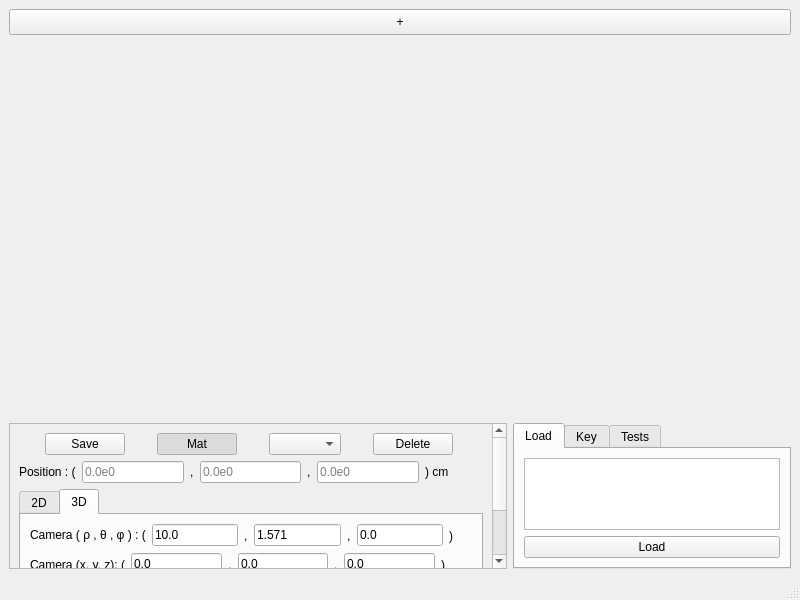
The window that src/mainwindow.ui (PenRed/GeometryViewer) describes before a commit, drawn with Qt 5.
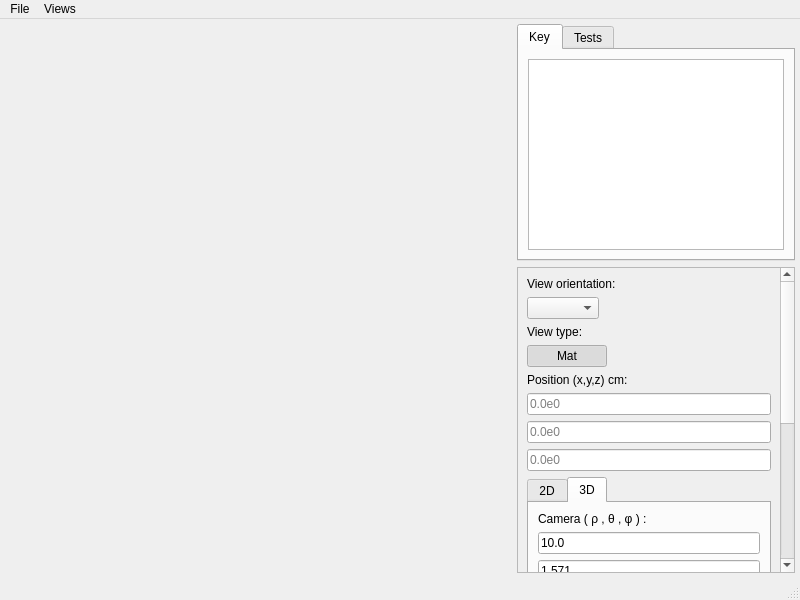
The same window after the commit. The open tabs and pages were chosen to show the change. Custom widgets are drawn as their Qt base class.

Diff of the .ui file:
```diff
--- a/src/mainwindow.ui
+++ b/src/mainwindow.ui
@@ -32,30 +32,38 @@
    <property name="autoFillBackground">
     <bool>true</bool>
    </property>
-   <layout class="QVBoxLayout" name="verticalLayout_2" stretch="1,20">
-    <item>
-     <widget class="QPushButton" name="createViewerButton">
-      <property name="sizePolicy">
-       <sizepolicy hsizetype="Minimum" vsizetype="Minimum">
-        <horstretch>0</horstretch>
-        <verstretch>0</verstretch>
-       </sizepolicy>
-      </property>
-      <property name="minimumSize">
-       <size>
-        <width>10</width>
-        <height>10</height>
-       </size>
-      </property>
-      <property name="text">
-       <string>+</string>
-      </property>
-     </widget>
-    </item>
+   <layout class="QHBoxLayout" name="horizontalLayout" stretch="20,1">
+    <property name="leftMargin">
+     <number>5</number>
+    </property>
+    <property name="topMargin">
+     <number>5</number>
+    </property>
+    <property name="rightMargin">
+     <number>5</number>
+    </property>
+    <property name="bottomMargin">
+     <number>5</number>
+    </property>
     <item>
-     <layout class="QVBoxLayout" name="verticalLayout" stretch="15,5">
+     <layout class="QVBoxLayout" name="verticalLayout_9" stretch="1">
+      <property name="spacing">
+       <number>5</number>
+      </property>
+      <property name="leftMargin">
+       <number>0</number>
+      </property>
+      <property name="topMargin">
+       <number>0</number>
+      </property>
+      <property name="rightMargin">
+       <number>0</number>
+      </property>
       <item>
        <layout class="QHBoxLayout" name="horizontalLayout_images" stretch="0,0">
+        <property name="spacing">
+         <number>4</number>
+        </property>
         <item>
          <spacer name="horizontalSpacer_left">
           <property name="orientation">
@@ -63,7 +71,7 @@
           </property>
           <property name="sizeHint" stdset="0">
            <size>
-            <width>40</width>
+            <width>20</width>
             <height>20</height>
            </size>
           </property>
@@ -76,7 +84,7 @@
           </property>
           <property name="sizeHint" stdset="0">
            <size>
-            <width>40</width>
+            <width>20</width>
             <height>20</height>
            </size>
           </property>
@@ -84,8 +92,85 @@
         </item>
        </layout>
       </item>
+     </layout>
+    </item>
       <item>
-       <layout class="QHBoxLayout" name="horizontalLayoutParameters" stretch="0,0">
+     <layout class="QVBoxLayout" name="verticalLayout_8" stretch="0,0">
+      <property name="sizeConstraint">
+       <enum>QLayout::SetDefaultConstraint</enum>
+      </property>
+      <item>
+       <widget class="QTabWidget" name="tabWidget">
+        <property name="sizePolicy">
+         <sizepolicy hsizetype="MinimumExpanding" vsizetype="Expanding">
+          <horstretch>0</horstretch>
+          <verstretch>0</verstretch>
+         </sizepolicy>
+        </property>
+        <property name="currentIndex">
+         <number>0</number>
+        </property>
+        <widget class="QWidget" name="keyTab">
+         <property name="sizePolicy">
+          <sizepolicy hsizetype="MinimumExpanding" vsizetype="Preferred">
+           <horstretch>0</horstretch>
+           <verstretch>0</verstretch>
+          </sizepolicy>
+         </property>
+         <attribute name="title">
+          <string>Key</string>
+         </attribute>
+         <layout class="QHBoxLayout" name="horizontalLayout_2">
+          <item>
+           <widget class="QTextEdit" name="keyText">
+            <property name="sizePolicy">
+             <sizepolicy hsizetype="MinimumExpanding" vsizetype="Expanding">
+              <horstretch>0</horstretch>
+              <verstretch>0</verstretch>
+             </sizepolicy>
+            </property>
+            <property name="readOnly">
+             <bool>true</bool>
+            </property>
+           </widget>
+          </item>
+         </layout>
+        </widget>
+        <widget class="QWidget" name="tab">
+         <property name="sizePolicy">
+          <sizepolicy hsizetype="MinimumExpanding" vsizetype="Preferred">
+           <horstretch>0</horstretch>
+           <verstretch>0</verstretch>
+          </sizepolicy>
+         </property>
+         <attribute name="title">
+          <string>Tests</string>
+         </attribute>
+         <layout class="QVBoxLayout" name="verticalLayout_5">
+          <item>
+           <widget class="QTextEdit" name="testOutput">
+            <property name="sizePolicy">
+             <sizepolicy hsizetype="MinimumExpanding" vsizetype="Expanding">
+              <horstretch>0</horstretch>
+              <verstretch>0</verstretch>
+             </sizepolicy>
+            </property>
+            <property name="readOnly">
+             <bool>true</bool>
+            </property>
+           </widget>
+          </item>
+          <item>
+           <widget class="QPushButton" name="testButton">
+            <property name="text">
+             <string>Test</string>
+            </property>
+           </widget>
+          </item>
+         </layout>
+        </widget>
+       </widget>
+      </item>
         <item>
          <widget class="QScrollArea" name="viewerParameters">
           <property name="sizePolicy">
@@ -101,27 +186,50 @@
            <property name="geometry">
             <rect>
              <x>0</x>
-             <y>0</y>
-             <width>475</width>
-             <height>298</height>
+           <y>-120</y>
+           <width>262</width>
+           <height>767</height>
             </rect>
            </property>
            <layout class="QVBoxLayout" name="verticalLayout_3">
             <item>
-             <layout class="QHBoxLayout" name="VisualizationLayout">
+           <layout class="QVBoxLayout" name="verticalLayout">
               <property name="sizeConstraint">
                <enum>QLayout::SetDefaultConstraint</enum>
               </property>
               <item>
-               <widget class="QPushButton" name="saveButton">
+             <widget class="QLabel" name="label_2">
+              <property name="sizePolicy">
+               <sizepolicy hsizetype="Preferred" vsizetype="Preferred">
+                <horstretch>0</horstretch>
+                <verstretch>0</verstretch>
+               </sizepolicy>
+              </property>
+              <property name="text">
+               <string>View orientation:</string>
+              </property>
+              <property name="margin">
+               <number>3</number>
+              </property>
+             </widget>
+            </item>
+            <item>
+             <widget class="QComboBox" name="perspectiveSelector">
                 <property name="sizePolicy">
                  <sizepolicy hsizetype="Maximum" vsizetype="Fixed">
                   <horstretch>0</horstretch>
                   <verstretch>0</verstretch>
                  </sizepolicy>
                 </property>
+             </widget>
+            </item>
+            <item>
+             <widget class="QLabel" name="label_3">
                 <property name="text">
-                 <string>Save</string>
+               <string>View type:</string>
+              </property>
+              <property name="margin">
+               <number>3</number>
                 </property>
                </widget>
               </item>
@@ -144,37 +252,14 @@
                 </property>
                </widget>
               </item>
-              <item>
-               <widget class="QComboBox" name="perspectiveSelector">
-                <property name="sizePolicy">
-                 <sizepolicy hsizetype="Maximum" vsizetype="Fixed">
-                  <horstretch>0</horstretch>
-                  <verstretch>0</verstretch>
-                 </sizepolicy>
-                </property>
-               </widget>
-              </item>
-              <item>
-               <widget class="QPushButton" name="deleteButton">
-                <property name="sizePolicy">
-                 <sizepolicy hsizetype="Maximum" vsizetype="Fixed">
-                  <horstretch>0</horstretch>
-                  <verstretch>0</verstretch>
-                 </sizepolicy>
-                </property>
-                <property name="text">
-                 <string>Delete</string>
-                </property>
-               </widget>
-              </item>
              </layout>
             </item>
             <item>
-             <layout class="QHBoxLayout" name="PositionLayout" stretch="0,0,0,0,0,0,0,0">
+           <layout class="QVBoxLayout" name="verticalLayout_2" stretch="0,0,0,0">
               <item>
                <widget class="QLabel" name="label">
                 <property name="text">
-                 <string>Position : (</string>
+               <string>Position (x,y,z) cm:</string>
                 </property>
                 <property name="margin">
                  <number>6</number>
@@ -183,59 +268,43 @@
               </item>
               <item>
                <widget class="QLineEdit" name="Xedit">
+              <property name="sizePolicy">
+               <sizepolicy hsizetype="MinimumExpanding" vsizetype="Fixed">
+                <horstretch>0</horstretch>
+                <verstretch>0</verstretch>
+               </sizepolicy>
+              </property>
                 <property name="placeholderText">
                  <string>0.0e0</string>
                 </property>
                </widget>
               </item>
-              <item>
-               <widget class="QLabel" name="label_2">
-                <property name="text">
-                 <string>,</string>
-                </property>
-               </widget>
-              </item>
               <item>
                <widget class="QLineEdit" name="Yedit">
+              <property name="sizePolicy">
+               <sizepolicy hsizetype="MinimumExpanding" vsizetype="Fixed">
+                <horstretch>0</horstretch>
+                <verstretch>0</verstretch>
+               </sizepolicy>
+              </property>
                 <property name="placeholderText">
                  <string>0.0e0</string>
                 </property>
                </widget>
               </item>
-              <item>
-               <widget class="QLabel" name="label_3">
-                <property name="text">
-                 <string>,</string>
-                </property>
-               </widget>
-              </item>
               <item>
                <widget class="QLineEdit" name="Zedit">
+              <property name="sizePolicy">
+               <sizepolicy hsizetype="MinimumExpanding" vsizetype="Fixed">
+                <horstretch>0</horstretch>
+                <verstretch>0</verstretch>
+               </sizepolicy>
+              </property>
                 <property name="placeholderText">
                  <string>0.0e0</string>
                 </property>
                </widget>
               </item>
-              <item>
-               <widget class="QLabel" name="label_4">
-                <property name="text">
-                 <string>) cm</string>
-                </property>
-               </widget>
-              </item>
-              <item>
-               <spacer name="horizontalSpacer_2">
-                <property name="orientation">
-                 <enum>Qt::Horizontal</enum>
-                </property>
-                <property name="sizeHint" stdset="0">
-                 <size>
-                  <width>40</width>
-                  <height>20</height>
-                 </size>
-                </property>
-               </spacer>
-              </item>
              </layout>
             </item>
             <item>
@@ -244,16 +313,22 @@
                <number>0</number>
               </property>
               <widget class="QWidget" name="tab2D">
+             <property name="sizePolicy">
+              <sizepolicy hsizetype="MinimumExpanding" vsizetype="Minimum">
+               <horstretch>0</horstretch>
+               <verstretch>0</verstretch>
+              </sizepolicy>
+             </property>
                <attribute name="title">
                 <string>2D</string>
                </attribute>
                <layout class="QVBoxLayout" name="verticalLayout_6">
                 <item>
-                 <layout class="QHBoxLayout" name="ResolutionLayout" stretch="0,0,0,0,0,0">
+               <layout class="QVBoxLayout" name="verticalLayout_12" stretch="0,0,0,0,0,0">
                   <property name="sizeConstraint">
                    <enum>QLayout::SetDefaultConstraint</enum>
                   </property>
-                  <item alignment="Qt::AlignLeft">
+                <item>
                    <widget class="QLabel" name="label_5">
                     <property name="sizePolicy">
                      <sizepolicy hsizetype="Maximum" vsizetype="Preferred">
@@ -262,14 +337,14 @@
                      </sizepolicy>
                     </property>
                     <property name="text">
-                     <string>Resolution : (</string>
+                   <string>Resolution (pixels) :</string>
                     </property>
                     <property name="margin">
                      <number>5</number>
                     </property>
                    </widget>
                   </item>
-                  <item alignment="Qt::AlignLeft">
+                <item>
                    <widget class="QSpinBox" name="resolutionEditX">
                     <property name="sizePolicy">
                      <sizepolicy hsizetype="Preferred" vsizetype="Fixed">
@@ -288,13 +363,6 @@
                     </property>
                    </widget>
                   </item>
-                  <item>
-                   <widget class="QLabel" name="label_7">
-                    <property name="text">
-                     <string>,</string>
-                    </property>
-                   </widget>
-                  </item>
                   <item>
                    <widget class="QSpinBox" name="resolutionEditY">
                     <property name="minimum">
@@ -309,30 +377,6 @@
                    </widget>
                   </item>
                   <item>
-                   <widget class="QLabel" name="label_8">
-                    <property name="text">
-                     <string>) pixels</string>
-                    </property>
-                   </widget>
-                  </item>
-                  <item>
-                   <spacer name="horizontalSpacer">
-                    <property name="orientation">
-                     <enum>Qt::Horizontal</enum>
-                    </property>
-                    <property name="sizeHint" stdset="0">
-                     <size>
-                      <width>40</width>
-                      <height>20</height>
-                     </size>
-                    </property>
-                   </spacer>
-                  </item>
-                 </layout>
-                </item>
-                <item>
-                 <layout class="QHBoxLayout" name="PixelSizeLayout">
-                  <item>
                    <widget class="QLabel" name="label_6">
                     <property name="sizePolicy">
                      <sizepolicy hsizetype="Maximum" vsizetype="Preferred">
@@ -341,7 +385,7 @@
                      </sizepolicy>
                     </property>
                     <property name="text">
-                     <string>Pixel Size: </string>
+                   <string> Pixel Size (cm): </string>
                     </property>
                     <property name="margin">
                      <number>5</number>
@@ -377,21 +421,14 @@
                    </widget>
                   </item>
                   <item>
-                   <widget class="QLabel" name="label_9">
-                    <property name="text">
-                     <string>cm</string>
-                    </property>
-                   </widget>
-                  </item>
-                  <item>
-                   <spacer name="horizontalSpacer_3">
+                 <spacer name="verticalSpacer">
                     <property name="orientation">
-                     <enum>Qt::Horizontal</enum>
+                   <enum>Qt::Vertical</enum>
                     </property>
                     <property name="sizeHint" stdset="0">
                      <size>
-                      <width>40</width>
-                      <height>20</height>
+                    <width>20</width>
+                    <height>40</height>
                      </size>
                     </property>
                    </spacer>
@@ -406,11 +443,11 @@
                </attribute>
                <layout class="QVBoxLayout" name="verticalLayout_7">
                 <item>
-                 <layout class="QHBoxLayout" name="spherical3DLayout">
+               <layout class="QVBoxLayout" name="verticalLayout_10">
                   <item>
                    <widget class="QLabel" name="label_19">
                     <property name="text">
-                     <string>&lt;html&gt;&lt;head/&gt;&lt;body&gt;&lt;p&gt;Camera ( ρ , θ , φ ) : (&lt;/p&gt;&lt;/body&gt;&lt;/html&gt;</string>
+                   <string>&lt;html&gt;&lt;head/&gt;&lt;body&gt;&lt;p&gt;Camera ( ρ , θ , φ ) : &lt;/p&gt;&lt;/body&gt;&lt;/html&gt;</string>
                     </property>
                     <property name="margin">
                      <number>6</number>
@@ -427,13 +464,6 @@
                     </property>
                    </widget>
                   </item>
-                  <item>
-                   <widget class="QLabel" name="label_20">
-                    <property name="text">
-                     <string>,</string>
-                    </property>
-                   </widget>
-                  </item>
                   <item>
                    <widget class="QLineEdit" name="thetaEdit">
                     <property name="text">
@@ -441,13 +471,6 @@
                     </property>
                    </widget>
                   </item>
-                  <item>
-                   <widget class="QLabel" name="label_21">
-                    <property name="text">
-                     <string>,</string>
-                    </property>
-                   </widget>
-                  </item>
                   <item>
                    <widget class="QLineEdit" name="phiEdit">
                     <property name="text">
@@ -455,34 +478,14 @@
                     </property>
                    </widget>
                   </item>
-                  <item>
-                   <widget class="QLabel" name="label_22">
-                    <property name="text">
-                     <string>)</string>
-                    </property>
-                   </widget>
-                  </item>
-                  <item>
-                   <spacer name="horizontalSpacer_7">
-                    <property name="orientation">
-                     <enum>Qt::Horizontal</enum>
-                    </property>
-                    <property name="sizeHint" stdset="0">
-                     <size>
-                      <width>40</width>
-                      <height>20</height>
-                     </size>
-                    </property>
-                   </spacer>
-                  </item>
                  </layout>
                 </item>
                 <item>
-                 <layout class="QHBoxLayout" name="directionLayout">
+               <layout class="QVBoxLayout" name="verticalLayout_11">
                   <item>
                    <widget class="QLabel" name="label_10">
                     <property name="text">
-                     <string>Camera (x, y, z): (</string>
+                   <string>Camera (x, y, z) cm:</string>
                     </property>
                     <property name="margin">
                      <number>6</number>
@@ -505,13 +508,6 @@
                     </property>
                    </widget>
                   </item>
-                  <item>
-                   <widget class="QLabel" name="label_11">
-                    <property name="text">
-                     <string>,</string>
-                    </property>
-                   </widget>
-                  </item>
                   <item>
                    <widget class="QLineEdit" name="lookY">
                     <property name="enabled">
@@ -528,13 +524,6 @@
                     </property>
                    </widget>
                   </item>
-                  <item>
-                   <widget class="QLabel" name="label_12">
-                    <property name="text">
-                     <string>,</string>
-                    </property>
-                   </widget>
-                  </item>
                   <item>
                    <widget class="QLineEdit" name="lookZ">
                     <property name="text">
@@ -548,34 +537,14 @@
                     </property>
                    </widget>
                   </item>
-                  <item>
-                   <widget class="QLabel" name="label_13">
-                    <property name="text">
-                     <string>) </string>
-                    </property>
-                   </widget>
-                  </item>
-                  <item>
-                   <spacer name="horizontalSpacer_4">
-                    <property name="orientation">
-                     <enum>Qt::Horizontal</enum>
-                    </property>
-                    <property name="sizeHint" stdset="0">
-                     <size>
-                      <width>40</width>
-                      <height>20</height>
-                     </size>
-                    </property>
-                   </spacer>
-                  </item>
                  </layout>
                 </item>
                 <item>
-                 <layout class="QHBoxLayout" name="resolutionLayout3D">
+               <layout class="QVBoxLayout" name="verticalLayout_14">
                   <item>
                    <widget class="QLabel" name="label_14">
                     <property name="text">
-                     <string>Resolution: (</string>
+                   <string>Resolution (pixels):</string>
                     </property>
                     <property name="margin">
                      <number>6</number>
@@ -595,13 +564,6 @@
                     </property>
                    </widget>
                   </item>
-                  <item>
-                   <widget class="QLabel" name="label_15">
-                    <property name="text">
-                     <string>,</string>
-                    </property>
-                   </widget>
-                  </item>
                   <item>
                    <widget class="QSpinBox" name="resolutionV3D">
                     <property name="minimum">
@@ -615,34 +577,14 @@
                     </property>
                    </widget>
                   </item>
-                  <item>
-                   <widget class="QLabel" name="label_16">
-                    <property name="text">
-                     <string>) pixels</string>
-                    </property>
-                   </widget>
-                  </item>
-                  <item>
-                   <spacer name="horizontalSpacer_5">
-                    <property name="orientation">
-                     <enum>Qt::Horizontal</enum>
-                    </property>
-                    <property name="sizeHint" stdset="0">
-                     <size>
-                      <width>40</width>
-                      <height>20</height>
-                     </size>
-                    </property>
-                   </spacer>
-                  </item>
                  </layout>
                 </item>
                 <item>
-                 <layout class="QHBoxLayout" name="pixelSize3DLayout">
+               <layout class="QVBoxLayout" name="verticalLayout_15">
                   <item>
                    <widget class="QLabel" name="label_17">
                     <property name="text">
-                     <string>Pixel Size: </string>
+                   <string>Pixel Size (cm):</string>
                     </property>
                     <property name="margin">
                      <number>6</number>
@@ -665,26 +607,6 @@
                     </property>
                    </widget>
                   </item>
-                  <item>
-                   <widget class="QLabel" name="label_18">
-                    <property name="text">
-                     <string>cm</string>
-                    </property>
-                   </widget>
-                  </item>
-                  <item>
-                   <spacer name="horizontalSpacer_6">
-                    <property name="orientation">
-                     <enum>Qt::Horizontal</enum>
-                    </property>
-                    <property name="sizeHint" stdset="0">
-                     <size>
-                      <width>40</width>
-                      <height>20</height>
-                     </size>
-                    </property>
-                   </spacer>
-                  </item>
                  </layout>
                 </item>
                </layout>
@@ -694,71 +616,6 @@
            </layout>
           </widget>
          </widget>
-        </item>
-        <item>
-         <widget class="QTabWidget" name="tabWidget">
-          <property name="currentIndex">
-           <number>0</number>
-          </property>
-          <widget class="QWidget" name="loadTab">
-           <attribute name="title">
-            <string>Load</string>
-           </attribute>
-           <layout class="QVBoxLayout" name="verticalLayout_4">
-            <item>
-             <layout class="QVBoxLayout" name="LoadLayout">
-              <item>
-               <widget class="textConfig" name="configText"/>
-              </item>
-              <item>
-               <widget class="QPushButton" name="loadButton">
-                <property name="text">
-                 <string>Load</string>
-                </property>
-               </widget>
-              </item>
-             </layout>
-            </item>
-           </layout>
-          </widget>
-          <widget class="QWidget" name="keyTab">
-           <attribute name="title">
-            <string>Key</string>
-           </attribute>
-           <layout class="QHBoxLayout" name="horizontalLayout_2">
-            <item>
-             <widget class="QTextEdit" name="keyText">
-              <property name="readOnly">
-               <bool>true</bool>
-              </property>
-             </widget>
-            </item>
-           </layout>
-          </widget>
-          <widget class="QWidget" name="tab">
-           <attribute name="title">
-            <string>Tests</string>
-           </attribute>
-           <layout class="QVBoxLayout" name="verticalLayout_5">
-            <item>
-             <widget class="QTextEdit" name="testOutput">
-              <property name="readOnly">
-               <bool>true</bool>
-              </property>
-             </widget>
-            </item>
-            <item>
-             <widget class="QPushButton" name="testButton">
-              <property name="text">
-               <string>Test</string>
-              </property>
-             </widget>
-            </item>
-           </layout>
-          </widget>
-         </widget>
-        </item>
-       </layout>
       </item>
      </layout>
     </item>
@@ -770,19 +627,73 @@
      <x>0</x>
      <y>0</y>
      <width>800</width>
-     <height>30</height>
+     <height>23</height>
     </rect>
    </property>
+   <widget class="QMenu" name="menuFile">
+    <property name="title">
+     <string>File</string>
+    </property>
+    <widget class="QMenu" name="menuLoad">
+     <property name="title">
+      <string>Load</string>
+     </property>
+     <addaction name="actionconfig"/>
+     <addaction name="actionQadric"/>
+     <addaction name="actionMesh"/>
+    </widget>
+    <addaction name="separator"/>
+    <addaction name="menuLoad"/>
+    <addaction name="actionSave"/>
+    <addaction name="actionExit"/>
+   </widget>
+   <widget class="QMenu" name="menuViews">
+    <property name="title">
+     <string>Views</string>
+    </property>
+    <addaction name="actionAdd"/>
+    <addaction name="actionDelete"/>
+   </widget>
+   <addaction name="menuFile"/>
+   <addaction name="menuViews"/>
   </widget>
   <widget class="QStatusBar" name="statusbar"/>
+  <action name="actionconfig">
+   <property name="text">
+    <string>Configuration</string>
+   </property>
+  </action>
+  <action name="actionQadric">
+   <property name="text">
+    <string>Quadric</string>
+   </property>
+  </action>
+  <action name="actionMesh">
+   <property name="text">
+    <string>Mesh</string>
+   </property>
+  </action>
+  <action name="actionSave">
+   <property name="text">
+    <string>Save</string>
+   </property>
+  </action>
+  <action name="actionAdd">
+   <property name="text">
+    <string>Add</string>
+   </property>
+  </action>
+  <action name="actionDelete">
+   <property name="text">
+    <string>Delete</string>
+   </property>
+  </action>
+  <action name="actionExit">
+   <property name="text">
+    <string>Exit</string>
+   </property>
+  </action>
  </widget>
- <customwidgets>
-  <customwidget>
-   <class>textConfig</class>
-   <extends>QTextEdit</extends>
-   <header>textconfig.h</header>
-  </customwidget>
- </customwidgets>
  <resources/>
  <connections/>
 </ui>
```
Lines whose indentation alone changed are shown as unchanged.
